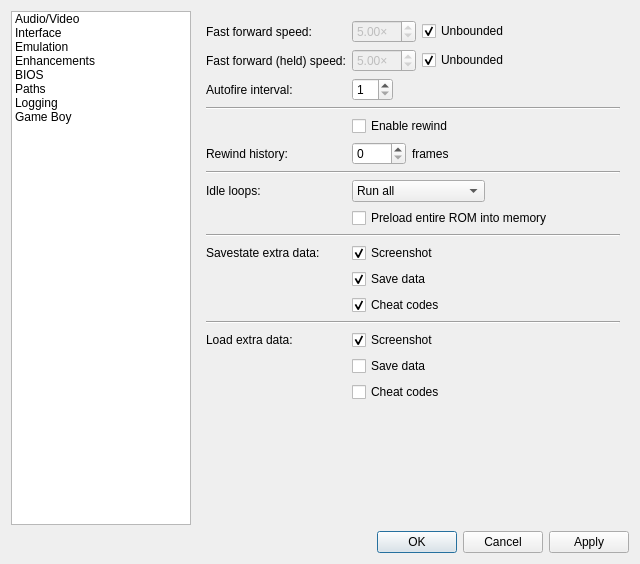
Qt form Libretro/mgba/src/platform/qt/SettingsView.ui (kiddreads/Avalon-copy2) before a commit.
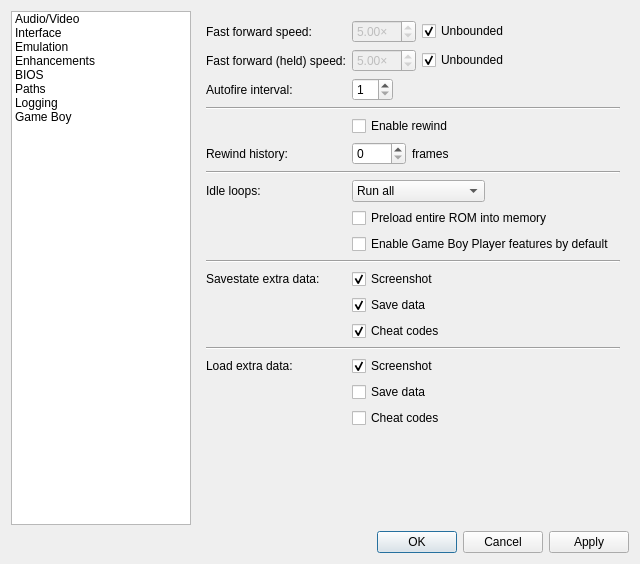
The same form after that commit. The open tabs and pages were chosen to show the change.

Commit message: Qt: Add option to toggle forceGbp mode

What changed in the file:
```diff
--- a/Libretro/mgba/src/platform/qt/SettingsView.ui
+++ b/Libretro/mgba/src/platform/qt/SettingsView.ui
@@ -873,34 +873,24 @@
          </property>
         </widget>
        </item>
-       <item row="9" column="0" colspan="2">
+       <item row="10" column="0" colspan="2">
         <widget class="Line" name="line_2">
          <property name="orientation">
           <enum>Qt::Horizontal</enum>
          </property>
         </widget>
        </item>
-       <item row="10" column="0">
+       <item row="11" column="0">
         <widget class="QLabel" name="label_24">
          <property name="text">
           <string>Savestate extra data:</string>
          </property>
         </widget>
        </item>
-       <item row="10" column="1">
-        <widget class="QCheckBox" name="saveStateScreenshot">
-         <property name="text">
-          <string>Screenshot</string>
-         </property>
-         <property name="checked">
-          <bool>true</bool>
-         </property>
-        </widget>
-       </item>
        <item row="11" column="1">
-        <widget class="QCheckBox" name="saveStateSave">
+        <widget class="QCheckBox" name="saveStateScreenshot">
          <property name="text">
-          <string>Save data</string>
+          <string>Screenshot</string>
          </property>
          <property name="checked">
           <bool>true</bool>
@@ -908,6 +898,16 @@
         </widget>
        </item>
        <item row="12" column="1">
+        <widget class="QCheckBox" name="saveStateSave">
+         <property name="text">
+          <string>Save data</string>
+         </property>
+         <property name="checked">
+          <bool>true</bool>
+         </property>
+        </widget>
+       </item>
+       <item row="13" column="1">
         <widget class="QCheckBox" name="saveStateCheats">
          <property name="text">
           <string>Cheat codes</string>
@@ -917,44 +917,51 @@
          </property>
         </widget>
        </item>
-       <item row="13" column="0" colspan="2">
+       <item row="14" column="0" colspan="2">
         <widget class="Line" name="line_9">
          <property name="orientation">
           <enum>Qt::Horizontal</enum>
          </property>
         </widget>
        </item>
-       <item row="14" column="0">
+       <item row="15" column="0">
         <widget class="QLabel" name="label_25">
          <property name="text">
           <string>Load extra data:</string>
          </property>
         </widget>
        </item>
-       <item row="14" column="1">
-        <widget class="QCheckBox" name="loadStateScreenshot">
-         <property name="text">
-          <string>Screenshot</string>
-         </property>
-         <property name="checked">
-          <bool>true</bool>
-         </property>
-        </widget>
-       </item>
        <item row="15" column="1">
-        <widget class="QCheckBox" name="loadStateSave">
+        <widget class="QCheckBox" name="loadStateScreenshot">
          <property name="text">
-          <string>Save data</string>
+          <string>Screenshot</string>
+         </property>
+         <property name="checked">
+          <bool>true</bool>
          </property>
         </widget>
        </item>
        <item row="16" column="1">
+        <widget class="QCheckBox" name="loadStateSave">
+         <property name="text">
+          <string>Save data</string>
+         </property>
+        </widget>
+       </item>
+       <item row="17" column="1">
         <widget class="QCheckBox" name="loadStateCheats">
          <property name="text">
           <string>Cheat codes</string>
          </property>
         </widget>
        </item>
+       <item row="9" column="1">
+        <widget class="QCheckBox" name="forceGbp">
+         <property name="text">
+          <string>Enable Game Boy Player features by default</string>
+         </property>
+        </widget>
+       </item>
       </layout>
      </widget>
      <widget class="QWidget" name="enhancements">
```
The commit also changes 2 other files.
